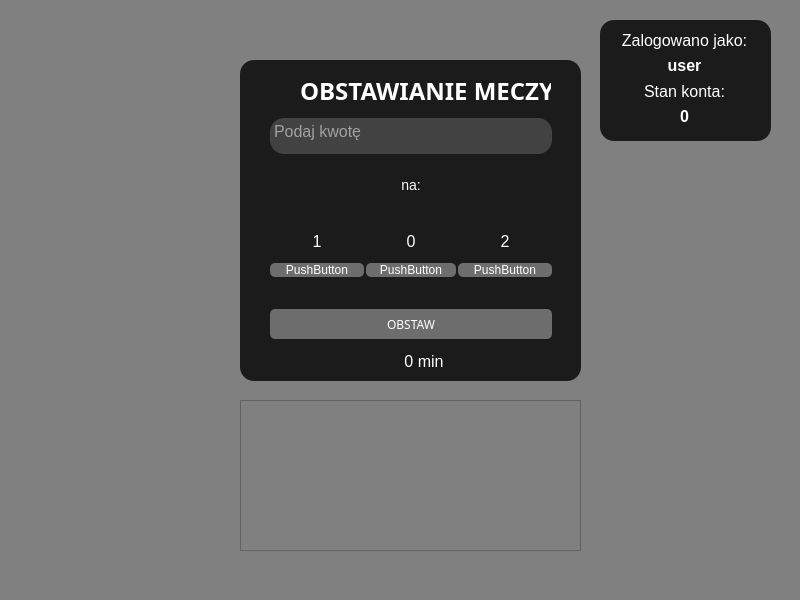
This is mainwindow.ui in danielbednarz/betting-app as Qt 5 draws it before an edit. The edited form follows.
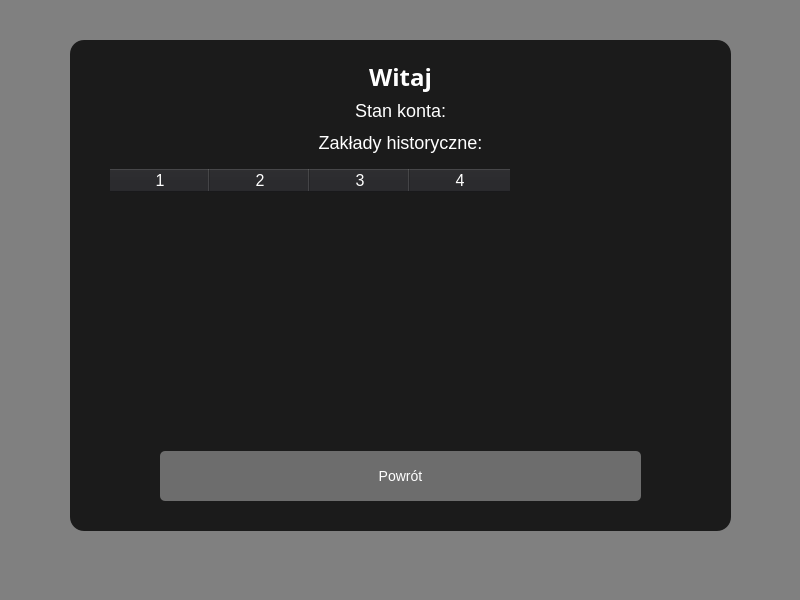
This is the edited form. The open tabs and pages were chosen to show the change.

The edit to the form file:
```diff
--- a/mainwindow.ui
+++ b/mainwindow.ui
@@ -28,11 +28,92 @@
  }</string>
   </property>
   <widget class="QWidget" name="centralwidget">
+   <widget class="QStackedWidget" name="stackedWidget">
+    <property name="geometry">
+     <rect>
+      <x>0</x>
+      <y>0</y>
+      <width>800</width>
+      <height>558</height>
+     </rect>
+    </property>
+    <property name="currentIndex">
+     <number>0</number>
+    </property>
+    <widget class="QWidget" name="betPage">
+     <widget class="QLabel" name="team_1_score">
+      <property name="geometry">
+       <rect>
+        <x>80</x>
+        <y>200</y>
+        <width>47</width>
+        <height>81</height>
+       </rect>
+      </property>
+      <property name="font">
+       <font>
+        <pointsize>48</pointsize>
+        <weight>75</weight>
+        <bold>true</bold>
+       </font>
+      </property>
+      <property name="text">
+       <string/>
+      </property>
+     </widget>
+     <widget class="QTextEdit" name="homeGoals">
+      <property name="geometry">
+       <rect>
+        <x>40</x>
+        <y>300</y>
+        <width>121</width>
+        <height>120</height>
+       </rect>
+      </property>
+      <property name="font">
+       <font>
+        <family>Segoe UI Variable</family>
+        <pointsize>10</pointsize>
+       </font>
+      </property>
+      <property name="frameShape">
+       <enum>QFrame::NoFrame</enum>
+      </property>
+      <property name="frameShadow">
+       <enum>QFrame::Plain</enum>
+      </property>
+      <property name="verticalScrollBarPolicy">
+       <enum>Qt::ScrollBarAlwaysOff</enum>
+      </property>
+      <property name="horizontalScrollBarPolicy">
+       <enum>Qt::ScrollBarAlwaysOff</enum>
+      </property>
+     </widget>
+     <widget class="QLabel" name="team_2_score">
+      <property name="geometry">
+       <rect>
+        <x>660</x>
+        <y>200</y>
+        <width>47</width>
+        <height>81</height>
+       </rect>
+      </property>
+      <property name="font">
+       <font>
+        <pointsize>48</pointsize>
+        <weight>75</weight>
+        <bold>true</bold>
+       </font>
+      </property>
+      <property name="text">
+       <string/>
+      </property>
+     </widget>
    <widget class="QFrame" name="frame">
     <property name="geometry">
      <rect>
-      <x>240</x>
-      <y>60</y>
+        <x>220</x>
+        <y>20</y>
       <width>341</width>
       <height>321</height>
      </rect>
@@ -107,7 +188,9 @@
            <cursorShape>PointingHandCursor</cursorShape>
           </property>
           <property name="styleSheet">
-           <string notr="true"/>
+             <string notr="true">*:hover {
+	background-color: #3d3d3d;
+}</string>
           </property>
           <property name="text">
            <string>PushButton</string>
@@ -120,7 +203,13 @@
            <cursorShape>PointingHandCursor</cursorShape>
           </property>
           <property name="styleSheet">
-           <string notr="true">margin: 0px 2px 0px 2px;</string>
+             <string notr="true">* { 
+	margin: 0px 2px 0px 2px;
+}
+
+*:hover {
+	background-color: #3d3d3d;
+}</string>
           </property>
           <property name="text">
            <string>PushButton</string>
@@ -133,7 +222,9 @@
            <cursorShape>PointingHandCursor</cursorShape>
           </property>
           <property name="styleSheet">
-           <string notr="true"/>
+             <string notr="true">*:hover {
+	background-color: #3d3d3d;
+}</string>
           </property>
           <property name="text">
            <string>PushButton</string>
@@ -374,9 +465,17 @@
          <string notr="true">* {
 	background-color: #6d6d6d;
 	text-align:center;
-	font-size: 12px;
+	font-size: 14px;
 	font-weight: bolder;
-	margin-top:20px
+	margin-top: 20px;
+}
+
+*:hover {
+	background-color: #3d3d3d;
+	text-align:center;
+	font-size: 14px;
+	font-weight: bolder;
+	margin-top: 20px;
 }</string>
         </property>
         <property name="text">
@@ -519,130 +618,13 @@
      </property>
     </widget>
    </widget>
-   <widget class="QTextEdit" name="textEdit_2">
-    <property name="geometry">
-     <rect>
-      <x>240</x>
-      <y>400</y>
-      <width>341</width>
-      <height>151</height>
-     </rect>
-    </property>
-    <property name="font">
-     <font>
-      <family>Segoe UI Variable</family>
-      <pointsize>10</pointsize>
-     </font>
-    </property>
-    <property name="styleSheet">
-     <string notr="true">* {
-	color: white;
-}</string>
-    </property>
-   </widget>
-   <widget class="QLabel" name="team_1_score">
-    <property name="geometry">
-     <rect>
-      <x>110</x>
-      <y>150</y>
-      <width>47</width>
-      <height>81</height>
-     </rect>
-    </property>
-    <property name="font">
-     <font>
-      <pointsize>48</pointsize>
-      <weight>75</weight>
-      <bold>true</bold>
-     </font>
-    </property>
-    <property name="text">
-     <string/>
-    </property>
-   </widget>
-   <widget class="QLabel" name="team_2_score">
-    <property name="geometry">
-     <rect>
-      <x>660</x>
-      <y>150</y>
-      <width>47</width>
-      <height>81</height>
-     </rect>
-    </property>
-    <property name="font">
-     <font>
-      <pointsize>48</pointsize>
-      <weight>75</weight>
-      <bold>true</bold>
-     </font>
-    </property>
-    <property name="text">
-     <string/>
-    </property>
-   </widget>
-   <widget class="QTextEdit" name="homeGoals">
-    <property name="geometry">
-     <rect>
-      <x>70</x>
-      <y>250</y>
-      <width>121</width>
-      <height>120</height>
-     </rect>
-    </property>
-    <property name="font">
-     <font>
-      <family>Segoe UI Variable</family>
-      <pointsize>10</pointsize>
-     </font>
-    </property>
-    <property name="frameShape">
-     <enum>QFrame::NoFrame</enum>
-    </property>
-    <property name="frameShadow">
-     <enum>QFrame::Plain</enum>
-    </property>
-    <property name="verticalScrollBarPolicy">
-     <enum>Qt::ScrollBarAlwaysOff</enum>
-    </property>
-    <property name="horizontalScrollBarPolicy">
-     <enum>Qt::ScrollBarAlwaysOff</enum>
-    </property>
-   </widget>
-   <widget class="QTextEdit" name="awayGoals">
-    <property name="geometry">
-     <rect>
-      <x>630</x>
-      <y>250</y>
-      <width>121</width>
-      <height>120</height>
-     </rect>
-    </property>
-    <property name="font">
-     <font>
-      <family>Segoe UI Variable</family>
-      <pointsize>10</pointsize>
-     </font>
-    </property>
-    <property name="frameShape">
-     <enum>QFrame::NoFrame</enum>
-    </property>
-    <property name="frameShadow">
-     <enum>QFrame::Plain</enum>
-    </property>
-    <property name="verticalScrollBarPolicy">
-     <enum>Qt::ScrollBarAsNeeded</enum>
-    </property>
-    <property name="horizontalScrollBarPolicy">
-     <enum>Qt::ScrollBarAlwaysOff</enum>
-    </property>
-   </widget>
    <widget class="QFrame" name="frame_2">
     <property name="geometry">
      <rect>
       <x>600</x>
       <y>20</y>
       <width>171</width>
-      <height>121</height>
+        <height>161</height>
      </rect>
     </property>
     <property name="styleSheet">
@@ -661,13 +643,13 @@
     <property name="frameShadow">
      <enum>QFrame::Raised</enum>
     </property>
-    <widget class="QWidget" name="verticalLayoutWidget">
+      <widget class="QWidget" name="verticalLayoutWidget_5">
      <property name="geometry">
       <rect>
        <x>9</x>
        <y>10</y>
        <width>151</width>
-       <height>96</height>
+         <height>141</height>
       </rect>
      </property>
      <layout class="QVBoxLayout" name="verticalLayout">
@@ -725,7 +707,488 @@
         </property>
        </widget>
       </item>
-     </layout>
+        <item>
+         <widget class="QPushButton" name="profileButton">
+          <property name="sizePolicy">
+           <sizepolicy hsizetype="Preferred" vsizetype="Preferred">
+            <horstretch>0</horstretch>
+            <verstretch>0</verstretch>
+           </sizepolicy>
+          </property>
+          <property name="minimumSize">
+           <size>
+            <width>0</width>
+            <height>30</height>
+           </size>
+          </property>
+          <property name="maximumSize">
+           <size>
+            <width>16777215</width>
+            <height>30</height>
+           </size>
+          </property>
+          <property name="cursor">
+           <cursorShape>PointingHandCursor</cursorShape>
+          </property>
+          <property name="styleSheet">
+           <string notr="true">* {
+	background-color: #6d6d6d;
+	text-align:center;
+	font-size: 14px;
+	font-weight: bolder;
+}
+
+*:hover {
+	background-color: #3d3d3d;
+	text-align:center;
+	font-size: 14px;
+	font-weight: bolder;
+}</string>
+          </property>
+          <property name="text">
+           <string>Profil</string>
+          </property>
+          <property name="autoRepeatInterval">
+           <number>100</number>
+          </property>
+         </widget>
+        </item>
+       </layout>
+      </widget>
+     </widget>
+     <widget class="QTextEdit" name="textEdit_2">
+      <property name="geometry">
+       <rect>
+        <x>220</x>
+        <y>380</y>
+        <width>341</width>
+        <height>151</height>
+       </rect>
+      </property>
+      <property name="font">
+       <font>
+        <family>Segoe UI Variable</family>
+        <pointsize>10</pointsize>
+       </font>
+      </property>
+      <property name="styleSheet">
+       <string notr="true">* {
+	color: white;
+}</string>
+      </property>
+     </widget>
+     <widget class="QTextEdit" name="awayGoals">
+      <property name="geometry">
+       <rect>
+        <x>620</x>
+        <y>300</y>
+        <width>121</width>
+        <height>120</height>
+       </rect>
+      </property>
+      <property name="font">
+       <font>
+        <family>Segoe UI Variable</family>
+        <pointsize>10</pointsize>
+       </font>
+      </property>
+      <property name="frameShape">
+       <enum>QFrame::NoFrame</enum>
+      </property>
+      <property name="frameShadow">
+       <enum>QFrame::Plain</enum>
+      </property>
+      <property name="verticalScrollBarPolicy">
+       <enum>Qt::ScrollBarAsNeeded</enum>
+      </property>
+      <property name="horizontalScrollBarPolicy">
+       <enum>Qt::ScrollBarAlwaysOff</enum>
+      </property>
+     </widget>
+     <zorder>team_1_score</zorder>
+     <zorder>homeGoals</zorder>
+     <zorder>team_2_score</zorder>
+     <zorder>frame_2</zorder>
+     <zorder>textEdit_2</zorder>
+     <zorder>frame</zorder>
+     <zorder>awayGoals</zorder>
+    </widget>
+    <widget class="QWidget" name="userProfilePage">
+     <widget class="QFrame" name="frame_3">
+      <property name="geometry">
+       <rect>
+        <x>70</x>
+        <y>40</y>
+        <width>661</width>
+        <height>491</height>
+       </rect>
+      </property>
+      <property name="styleSheet">
+       <string notr="true">* {
+	background-color: #1b1b1b;
+	border-radius: 14px;
+	font-size: 16px;
+	color: white;
+	align=&quot;center&quot;;
+}
+
+QPushButton {
+	background-color: #6d6d6d;
+	text-align:center;
+	font-size: 12px;
+	font-weight: bolder;
+	border-radius: 5px;
+}</string>
+      </property>
+      <property name="frameShape">
+       <enum>QFrame::StyledPanel</enum>
+      </property>
+      <property name="frameShadow">
+       <enum>QFrame::Raised</enum>
+      </property>
+      <widget class="QWidget" name="verticalLayoutWidget">
+       <property name="geometry">
+        <rect>
+         <x>40</x>
+         <y>20</y>
+         <width>581</width>
+         <height>441</height>
+        </rect>
+       </property>
+       <layout class="QVBoxLayout" name="verticalLayout_2">
+        <item>
+         <widget class="QLabel" name="userProfileHeader">
+          <property name="font">
+           <font>
+            <family>Yu Gothic UI Semibold</family>
+            <pointsize>-1</pointsize>
+            <weight>75</weight>
+            <bold>true</bold>
+           </font>
+          </property>
+          <property name="styleSheet">
+           <string notr="true">* {
+	font-size: 24px
+}</string>
+          </property>
+          <property name="text">
+           <string>Witaj</string>
+          </property>
+          <property name="alignment">
+           <set>Qt::AlignCenter</set>
+          </property>
+         </widget>
+        </item>
+        <item>
+         <widget class="QLabel" name="accountBalanceProfileLabel">
+          <property name="styleSheet">
+           <string notr="true">* {
+	font-size: 18px;
+}</string>
+          </property>
+          <property name="text">
+           <string>Stan konta:</string>
+          </property>
+          <property name="alignment">
+           <set>Qt::AlignCenter</set>
+          </property>
+         </widget>
+        </item>
+        <item>
+         <widget class="QLabel" name="historicalBetsHeader">
+          <property name="styleSheet">
+           <string notr="true">* {
+	font-size: 18px;
+	margin: 5px 0 10px 0;
+}</string>
+          </property>
+          <property name="text">
+           <string>Zakłady historyczne:</string>
+          </property>
+          <property name="alignment">
+           <set>Qt::AlignCenter</set>
+          </property>
+         </widget>
+        </item>
+        <item>
+         <widget class="QTableWidget" name="userHistoricalBets">
+          <property name="styleSheet">
+           <string notr="true">QTableView::item:selected { color:white; background:#000000; font-weight:900; }
+QTableCornerButton::section { background-color:#232326; }
+QHeaderView::section { color:white; background-color:#232326; }</string>
+          </property>
+          <property name="horizontalScrollBarPolicy">
+           <enum>Qt::ScrollBarAlwaysOff</enum>
+          </property>
+          <property name="columnCount">
+           <number>4</number>
+          </property>
+          <column/>
+          <column/>
+          <column/>
+          <column/>
+         </widget>
+        </item>
+        <item>
+         <widget class="QPushButton" name="returnToBetPageButton">
+          <property name="sizePolicy">
+           <sizepolicy hsizetype="Minimum" vsizetype="Minimum">
+            <horstretch>0</horstretch>
+            <verstretch>0</verstretch>
+           </sizepolicy>
+          </property>
+          <property name="minimumSize">
+           <size>
+            <width>20</width>
+            <height>50</height>
+           </size>
+          </property>
+          <property name="palette">
+           <palette>
+            <active>
+             <colorrole role="WindowText">
+              <brush brushstyle="SolidPattern">
+               <color alpha="255">
+                <red>255</red>
+                <green>255</green>
+                <blue>255</blue>
+               </color>
+              </brush>
+             </colorrole>
+             <colorrole role="Button">
+              <brush brushstyle="SolidPattern">
+               <color alpha="255">
+                <red>109</red>
+                <green>109</green>
+                <blue>109</blue>
+               </color>
+              </brush>
+             </colorrole>
+             <colorrole role="Text">
+              <brush brushstyle="SolidPattern">
+               <color alpha="255">
+                <red>255</red>
+                <green>255</green>
+                <blue>255</blue>
+               </color>
+              </brush>
+             </colorrole>
+             <colorrole role="ButtonText">
+              <brush brushstyle="SolidPattern">
+               <color alpha="255">
+                <red>255</red>
+                <green>255</green>
+                <blue>255</blue>
+               </color>
+              </brush>
+             </colorrole>
+             <colorrole role="Base">
+              <brush brushstyle="SolidPattern">
+               <color alpha="255">
+                <red>109</red>
+                <green>109</green>
+                <blue>109</blue>
+               </color>
+              </brush>
+             </colorrole>
+             <colorrole role="Window">
+              <brush brushstyle="SolidPattern">
+               <color alpha="255">
+                <red>109</red>
+                <green>109</green>
+                <blue>109</blue>
+               </color>
+              </brush>
+             </colorrole>
+             <colorrole role="PlaceholderText">
+              <brush brushstyle="NoBrush">
+               <color alpha="128">
+                <red>255</red>
+                <green>255</green>
+                <blue>255</blue>
+               </color>
+              </brush>
+             </colorrole>
+            </active>
+            <inactive>
+             <colorrole role="WindowText">
+              <brush brushstyle="SolidPattern">
+               <color alpha="255">
+                <red>255</red>
+                <green>255</green>
+                <blue>255</blue>
+               </color>
+              </brush>
+             </colorrole>
+             <colorrole role="Button">
+              <brush brushstyle="SolidPattern">
+               <color alpha="255">
+                <red>109</red>
+                <green>109</green>
+                <blue>109</blue>
+               </color>
+              </brush>
+             </colorrole>
+             <colorrole role="Text">
+              <brush brushstyle="SolidPattern">
+               <color alpha="255">
+                <red>255</red>
+                <green>255</green>
+                <blue>255</blue>
+               </color>
+              </brush>
+             </colorrole>
+             <colorrole role="ButtonText">
+              <brush brushstyle="SolidPattern">
+               <color alpha="255">
+                <red>255</red>
+                <green>255</green>
+                <blue>255</blue>
+               </color>
+              </brush>
+             </colorrole>
+             <colorrole role="Base">
+              <brush brushstyle="SolidPattern">
+               <color alpha="255">
+                <red>109</red>
+                <green>109</green>
+                <blue>109</blue>
+               </color>
+              </brush>
+             </colorrole>
+             <colorrole role="Window">
+              <brush brushstyle="SolidPattern">
+               <color alpha="255">
+                <red>109</red>
+                <green>109</green>
+                <blue>109</blue>
+               </color>
+              </brush>
+             </colorrole>
+             <colorrole role="PlaceholderText">
+              <brush brushstyle="NoBrush">
+               <color alpha="128">
+                <red>255</red>
+                <green>255</green>
+                <blue>255</blue>
+               </color>
+              </brush>
+             </colorrole>
+            </inactive>
+            <disabled>
+             <colorrole role="WindowText">
+              <brush brushstyle="SolidPattern">
+               <color alpha="255">
+                <red>255</red>
+                <green>255</green>
+                <blue>255</blue>
+               </color>
+              </brush>
+             </colorrole>
+             <colorrole role="Button">
+              <brush brushstyle="SolidPattern">
+               <color alpha="255">
+                <red>109</red>
+                <green>109</green>
+                <blue>109</blue>
+               </color>
+              </brush>
+             </colorrole>
+             <colorrole role="Text">
+              <brush brushstyle="SolidPattern">
+               <color alpha="255">
+                <red>255</red>
+                <green>255</green>
+                <blue>255</blue>
+               </color>
+              </brush>
+             </colorrole>
+             <colorrole role="ButtonText">
+              <brush brushstyle="SolidPattern">
+               <color alpha="255">
+                <red>255</red>
+                <green>255</green>
+                <blue>255</blue>
+               </color>
+              </brush>
+             </colorrole>
+             <colorrole role="Base">
+              <brush brushstyle="SolidPattern">
+               <color alpha="255">
+                <red>109</red>
+                <green>109</green>
+                <blue>109</blue>
+               </color>
+              </brush>
+             </colorrole>
+             <colorrole role="Window">
+              <brush brushstyle="SolidPattern">
+               <color alpha="255">
+                <red>109</red>
+                <green>109</green>
+                <blue>109</blue>
+               </color>
+              </brush>
+             </colorrole>
+             <colorrole role="PlaceholderText">
+              <brush brushstyle="NoBrush">
+               <color alpha="128">
+                <red>255</red>
+                <green>255</green>
+                <blue>255</blue>
+               </color>
+              </brush>
+             </colorrole>
+            </disabled>
+           </palette>
+          </property>
+          <property name="font">
+           <font>
+            <pointsize>-1</pointsize>
+           </font>
+          </property>
+          <property name="cursor">
+           <cursorShape>PointingHandCursor</cursorShape>
+          </property>
+          <property name="toolTip">
+           <string/>
+          </property>
+          <property name="autoFillBackground">
+           <bool>false</bool>
+          </property>
+          <property name="styleSheet">
+           <string notr="true">* {
+	background-color: #6d6d6d;
+	text-align:center;
+	font-size: 14px;
+	font-weight: bolder;
+	margin: 0 50px 0 50px;
+}
+
+*:hover {
+	background-color: #3d3d3d;
+	text-align:center;
+	font-size: 14px;
+	font-weight: bolder;
+}</string>
+          </property>
+          <property name="text">
+           <string>Powrót</string>
+          </property>
+          <property name="iconSize">
+           <size>
+            <width>12</width>
+            <height>12</height>
+           </size>
+          </property>
+          <property name="autoDefault">
+           <bool>false</bool>
+          </property>
+         </widget>
+        </item>
+       </layout>
+      </widget>
+     </widget>
     </widget>
    </widget>
   </widget>
```
Left out of the diff: 12 changed lines with no effect on the pictures. Lines whose indentation alone changed are shown as unchanged.
